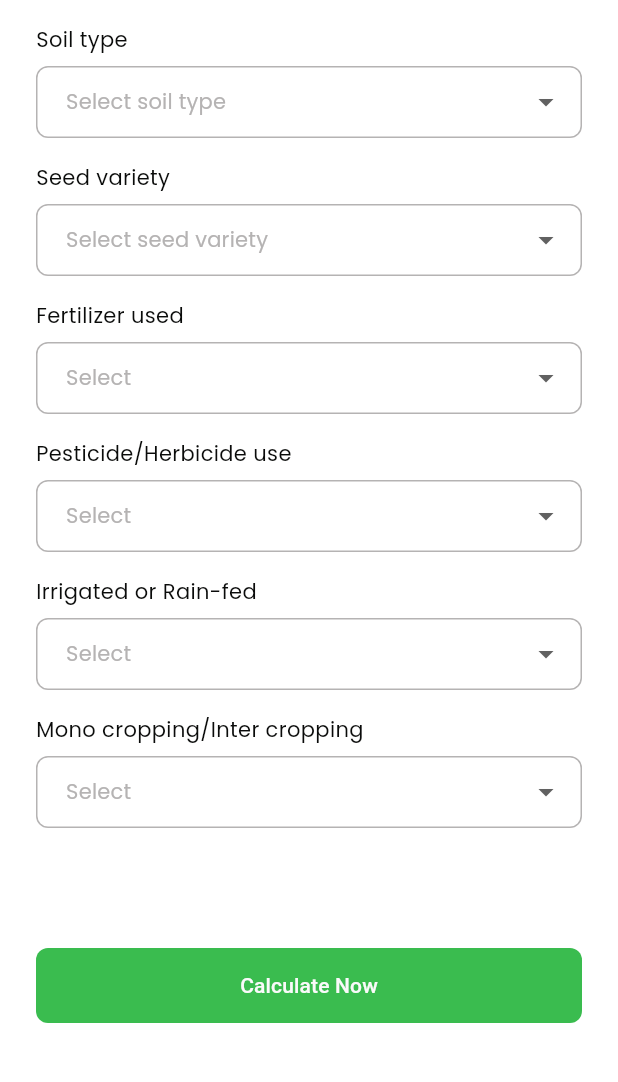
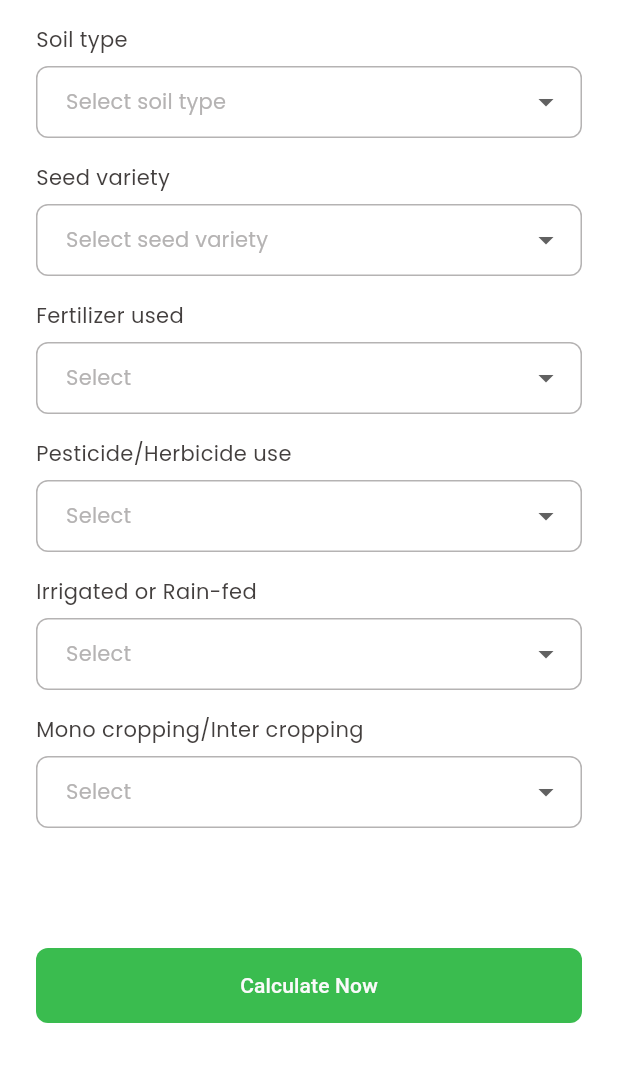
Before and after one commit to enoch-aik/dewsclim, a Flutter app: the YieldScreen screen opened by its route, scrolled down 270 dp, on a phone screen of 412 x 824 dp, the part 93-1175 px from its top. Run offline on Flutter 3.47's test engine with Material 3 defaults, Android fonts, the light colour scheme and no system bars; our stand-ins replace auto_route, firebase_core, flutter_hooks, flutter_svg, hooks_riverpod, lottie and 2 more; accounts and stored records are empty.

Commit message:
- added UI for yield calculator - updated label config for CustomFormField

```diff
--- a/lib/src/widgets/textfield/custom_formfield.dart
+++ b/lib/src/widgets/textfield/custom_formfield.dart
@@ -1,4 +1,5 @@
 import 'package:dewsclim/lib.dart';
+import 'package:dewsclim/src/res/colors/colors.dart';
 import 'package:dewsclim/src/res/styles/styles.dart';
 import 'package:dewsclim/src/widgets/widgets.dart';
 
@@ -7,14 +8,15 @@ class CustomFormField extends StatelessWidget {
   final Widget textField;
   final double? labelFontSize;
   final double? bottomPadding;
+  final Color? labelColor;
 
-  const CustomFormField({
-    super.key,
-    required this.label,
-    required this.textField,
-    this.labelFontSize,
-    this.bottomPadding,
-  });
+  const CustomFormField(
+      {super.key,
+      required this.label,
+      required this.textField,
+      this.labelFontSize,
+      this.bottomPadding,
+      this.labelColor});
 
   @override
   Widget build(BuildContext context) {
@@ -23,7 +25,10 @@ class CustomFormField extends StatelessWidget {
       children: [
         Text(
           label,
-          style: AppStyles.bodyTextStyle.copyWith(fontSize: labelFontSize),
+          style: AppStyles.bodyTextStyle.copyWith(
+              fontSize: labelFontSize,
+              color: labelColor ?? AppColors.neutral800,
+              fontWeight: FontWeight.w400),
         ),
         const ColSpacing(8),
         textField,
```
